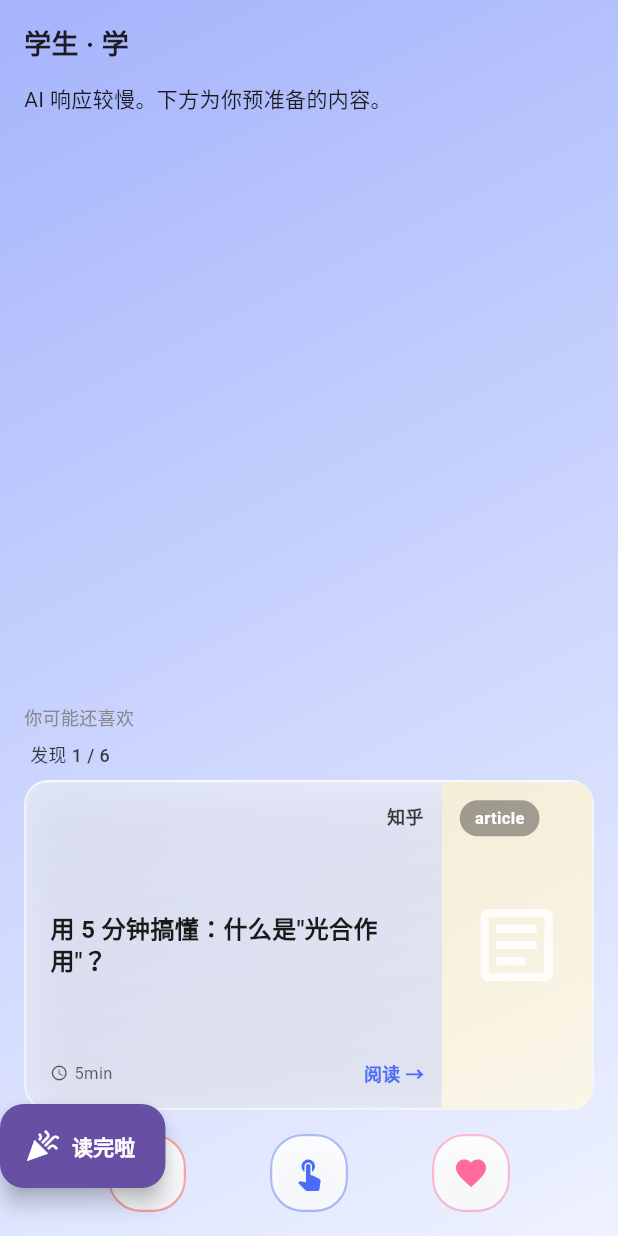
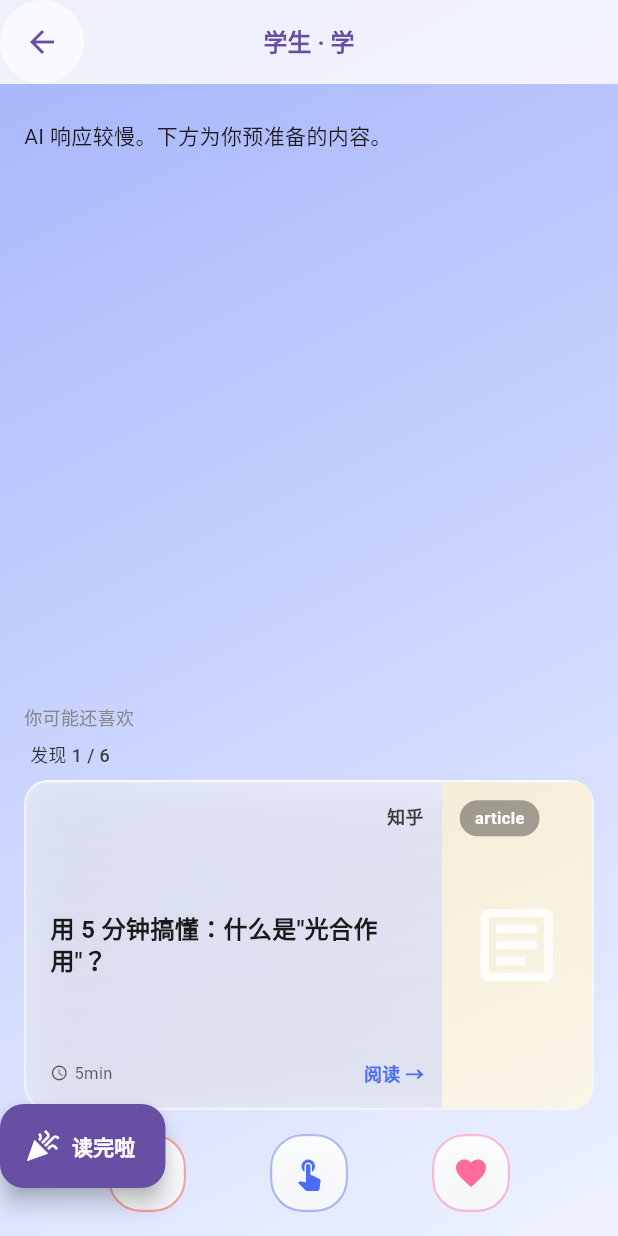
Before and after one commit to Ivan-ban998/fragment_time, a Flutter app: the ContentScreen screen opened directly, on a phone screen of 412 x 824 dp. Run offline on Flutter 3.47's test engine with Material 3 defaults, Android fonts, the phone set to English and light mode, and no system bars; our stand-ins replace just_audio, shared_preferences; missing offline and left inert: dart:html, dart:js_interop, dart:ui_web; accounts and stored records are empty; network calls fail.

Commit message:
fix: content_screen 加 AppBar 玻璃 + 返回箭头 (6/19 00:09 Brien 反馈)
- Brien 6/19 00:09 反馈 '左上角缺返回箭头' (从 content_screen 截图看)
- 根因: content_screen 是 Scaffold(extendBodyBehindAppBar: true, body: ...)
  但 appBar 参数没设 = 隐形 AppBar
  body 里 '学生·学' 是 Text widget, 不是 AppBar title
- 修: 加 AppBar (跟 8 屏统一) + 删除 body 里重复 title Text
- 教训: 6/19 00:08 改 8 屏 AppBar 漏了 content_screen, 应该用 grep 全部
- rebuild ?v=1781799144

🤖 协助 by 小O 🐙

```diff
--- a/lib/screens/content_screen.dart
+++ b/lib/screens/content_screen.dart
@@ -261,6 +261,23 @@ class _ContentScreenState extends State<ContentScreen> {
 
     return Scaffold(
       extendBodyBehindAppBar: true,
+      // 6/19 加: AppBar 玻璃 + 返回箭头 (与 8 屏统一, content_screen 之前缺)
+      appBar: AppBar(
+        backgroundColor: GlassStyle.glassAppBarBg,
+        foregroundColor: GlassStyle.glassAppBarFg,
+        elevation: GlassStyle.glassAppBarElevation,
+        title: Text(title, style: TextStyle(fontSize: 16 * _scale, fontWeight: FontWeight.w600, color: AppTheme.primary)),
+        leading: Material(
+          color: Colors.white.withOpacity(0.6),
+          shape: const CircleBorder(),
+          child: IconButton(
+            icon: Icon(Icons.arrow_back, size: 24 * _scale, color: AppTheme.primary),
+            padding: EdgeInsets.all(12 * _scale),
+            constraints: BoxConstraints.tightFor(width: 48 * _scale, height: 48 * _scale),
+            onPressed: () => Navigator.pop(context),
+          ),
+        ),
+      ),
       body: Container(
         decoration: BoxDecoration(
           gradient: _sceneBgColor() == null ? _sceneBgGradient : null,
@@ -272,8 +289,8 @@ class _ContentScreenState extends State<ContentScreen> {
             child: Column(
               crossAxisAlignment: CrossAxisAlignment.start,
               children: [
-                Text(title, style: TextStyle(fontSize: 18 * _scale, fontWeight: FontWeight.w600)),
-                SizedBox(height: 12 * _scale),
+                // 6/19 删: body 里重复的 title Text (AppBar 已经显示)
+                SizedBox(height: 8 * _scale),
                 Expanded(
                   child: SingleChildScrollView(
                     child: Text(
```
